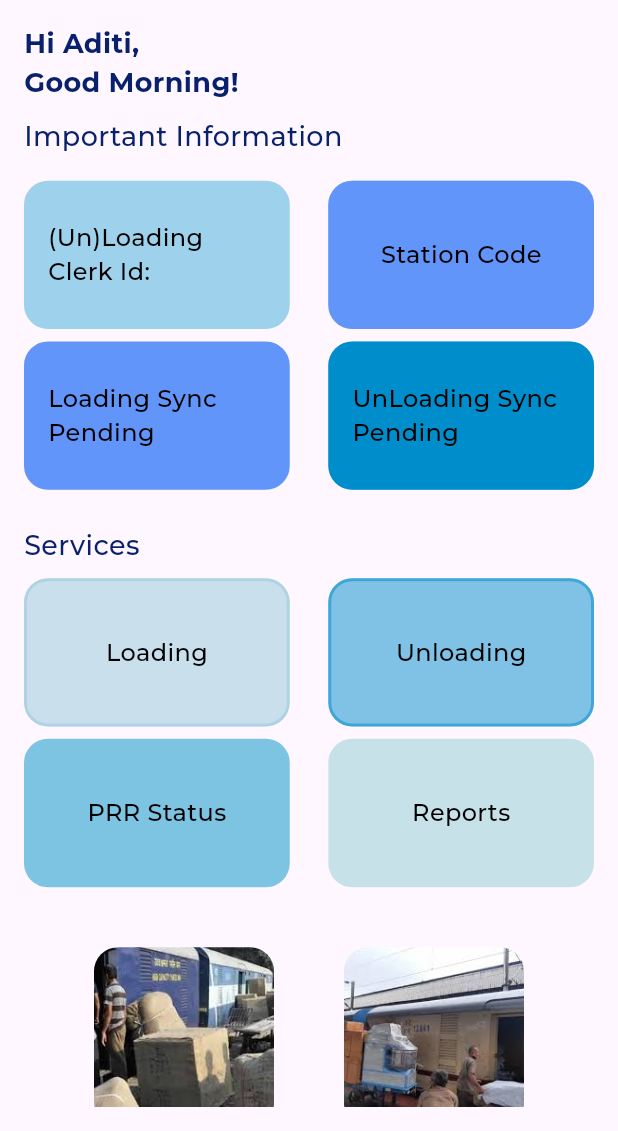
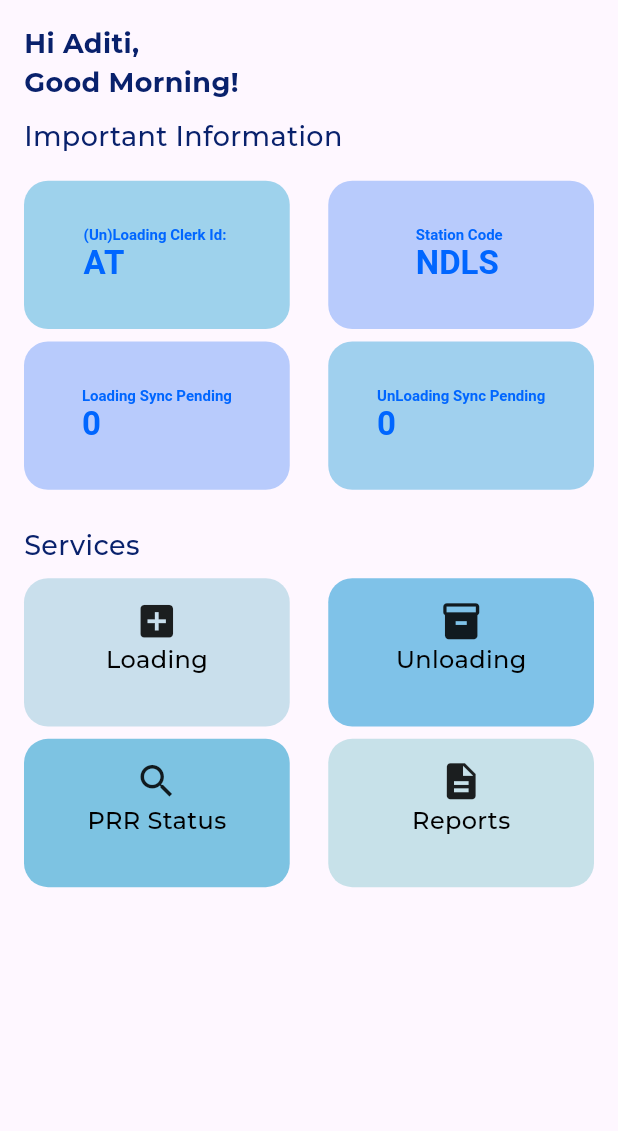
Before and after one commit to Kumarianushka79701/pmsLoading_Unloading, a Flutter app: the HomeScreen screen opened by its route, on a phone screen of 412 x 824 dp, the part 105-1236 px from its top. Run offline on Flutter 3.47's test engine with Material 3 defaults, Android fonts, the phone set to English and light mode, and no system bars; our stand-ins replace google_fonts, shared_preferences, sqflite; missing offline and left inert: mobile_scanner; accounts and stored records are empty.

Commit message:
home page new changes

```diff
--- a/lib/modules/home/views/home.dart
+++ b/lib/modules/home/views/home.dart
@@ -76,33 +76,66 @@ class _HomeScreenState extends State<HomeScreen> {
                     height: size.height * 0.12,
                     width: size.width * 0.43,
                     decoration: BoxDecoration(
-                        border: Border.all(
-                            color: ParcelColors.babyBlueEyes, width: 2),
+                        // border: Border.all(
+                        //     color: ParcelColors.babyBlueEyes, width: 2),
                         color: ParcelColors.babyBlueEyes,
                         borderRadius:
                             const BorderRadius.all(Radius.circular(16))),
-                    child: const Align(
+                    child: Align(
                         alignment: Alignment.center,
-                        child: TextWidget(label: "(Un)\Loading Clerk Id:")),
+                        child: RichText(
+                          text: const TextSpan(
+                            text: '(Un)\Loading Clerk Id: ',
+                            style: TextStyle(
+                                fontSize: 10.0,
+                                fontWeight: FontWeight.w600,
+                                color: ParcelColors.brandeisblue),
+                            children: [
+                              TextSpan(
+                                text: '\nAT ',
+                                style: TextStyle(
+                                    fontSize: 22,
+                                    fontWeight: FontWeight.w700,
+                                    color: ParcelColors.brandeisblue),
+                              ),
+                            ],
+                          ),
+                        )),
                   ),
                   Container(
                       padding: const EdgeInsets.all(14),
                       height: size.height * 0.12,
                       width: size.width * 0.43,
                       decoration: BoxDecoration(
-                        border: Border.all(
-                            color:
-                                ParcelColors.cornFlowerblue.withOpacity(0.45),
-                            width: 2),
-                        color: ParcelColors.cornFlowerblue,
+                          // border: Border.all(
+                          //     color:
+                          //         ParcelColors.cornFlowerblue.withOpacity(0.45),
+                          //     width: 1),
+                          color: ParcelColors.cornFlowerblue.withOpacity(0.45),
                           borderRadius:
                               const BorderRadius.all(Radius.circular(16))),
-                    child: const Align(
+                      child: Align(
                         alignment: Alignment.center,
-                        child: TextWidget(
-                          label: "Station Code",
+                        child: RichText(
+                          text: const TextSpan(
+                            text: 'Station Code ',
+                            style: TextStyle(
+                                fontSize: 10.0,
+                                fontWeight: FontWeight.w600,
+                                color: ParcelColors.brandeisblue),
+                            children: [
+                              TextSpan(
+                                text: '\nNDLS',
+                                style: TextStyle(
+                                  fontSize: 22,
+                                  fontWeight: FontWeight.w700,
+                                  color: ParcelColors.brandeisblue,
+                                ),
+                              ),
+                            ],
+                          ),
+                        ),
                       )),
-                  )
                 ],
               ),
               SizedBox(
@@ -116,32 +149,65 @@ class _HomeScreenState extends State<HomeScreen> {
                     height: size.height * 0.12,
                     width: size.width * 0.43,
                     decoration: BoxDecoration(
-                        border: Border.all(
-                            color: ParcelColors.paleCornflowerBlue, width: 2),
-                        color: ParcelColors.paleCornflowerBlue,
+                        // border: Border.all(
+                        //     color: ParcelColors.paleCornflowerBlue, width: 1),
+                        color:
+                            ParcelColors.paleCornflowerBlue.withOpacity(0.45),
                         borderRadius:
                             const BorderRadius.all(Radius.circular(16))),
-                    child: const Align(
+                    child: Align(
                       alignment: Alignment.center,
-                        child: TextWidget(
-                          label: "Loading Sync Pending",
-                        )),
+                      child: RichText(
+                        text: const TextSpan(
+                          text: 'Loading Sync Pending',
+                          style: TextStyle(
+                              fontSize: 10.0,
+                              fontWeight: FontWeight.w600,
+                              color: ParcelColors.brandeisblue),
+                          children: [
+                            TextSpan(
+                              text: '\n0',
+                              style: TextStyle(
+                                fontSize: 22,
+                                fontWeight: FontWeight.w700,
+                                color: ParcelColors.brandeisblue,
+                              ),
+                            ),
+                          ],
+                        ),
+                      ),
+                    ),
                   ),
                   Container(
                     padding: const EdgeInsets.all(14),
                     height: size.height * 0.12,
                     width: size.width * 0.43,
                     decoration: BoxDecoration(
-                        border: Border.all(
-                            color:
-                                ParcelColors.richElectricBlue.withOpacity(0.3),
-                            width: 2),
-                        color: ParcelColors.richElectricBlue,
+                        color: ParcelColors.richElectricBlue.withOpacity(0.37),
                         borderRadius:
                             const BorderRadius.all(Radius.circular(16))),
-                    child: const Align(
+                    child: Align(
                       alignment: Alignment.center,
-                        child: TextWidget(label: "UnLoading Sync Pending")),
+                      child: RichText(
+                        text: const TextSpan(
+                          text: 'UnLoading Sync Pending',
+                          style: TextStyle(
+                              fontSize: 10.0,
+                              fontWeight: FontWeight.w600,
+                              color: ParcelColors.brandeisblue),
+                          children: [
+                            TextSpan(
+                              text: '\n0',
+                              style: TextStyle(
+                                fontSize: 22,
+                                fontWeight: FontWeight.w700,
+                                color: ParcelColors.brandeisblue,
+                              ),
+                            ),
+                          ],
+                        ),
+                      ),
+                    ),
                   ),
                 ],
               ),
@@ -161,39 +227,59 @@ class _HomeScreenState extends State<HomeScreen> {
               Row(
                 mainAxisAlignment: MainAxisAlignment.spaceBetween,
                 children: [
-                  Container(
+                  InkWell(
+                    onTap: () {
+                       Navigator.push(
+                    context,
+                    MaterialPageRoute(
+                        builder: (context) => const LoadigScreen()),
+                  );
+                    },
+                    child: Container(
                       padding: const EdgeInsets.all(14),
                       height: size.height * 0.12,
                       width: size.width * 0.43,
                       decoration: BoxDecoration(
-                        border: Border.all(
-                            color: ParcelColors.paleCerulean.withOpacity(0.5),
-                            width: 2),
                           color: ParcelColors.paleCerulean.withOpacity(0.5),
                           borderRadius:
                               const BorderRadius.all(Radius.circular(16))),
                       child: const Align(
                           alignment: Alignment.center,
-                        child: TextWidget(label: "Loading")),
+                          child: Column(
+                            children: [
+                              Icon(
+                                Icons.add_box,
+                                size: 29,
+                              ),
+                              TextWidget(label: "Loading"),
+                            ],
+                          )),
+                    ),
                   ),
                   Container(
                     padding: const EdgeInsets.all(14),
                     height: size.height * 0.12,
                     width: size.width * 0.43,
                     decoration: BoxDecoration(
-                      border: Border.all(
-                        color: ParcelColors.richElectricBlue
-                            .withOpacity(0.5),
-                        width: 2,
-                      ),
-                      color: ParcelColors.richElectricBlue
-                          .withOpacity(0.5),
+                      // border: Border.all(
+                      //   color: ParcelColors.richElectricBlue.withOpacity(0.5),
+                      //   width: 2,
+                      // ),
+                      color: ParcelColors.richElectricBlue.withOpacity(0.50),
                       borderRadius: const BorderRadius.all(Radius.circular(16)),
                     ),
                     child: const Align(
                         alignment: Alignment.center,
-                        child: TextWidget(
+                        child: Column(
+                          children: [
+                            Icon(
+                              Icons.inventory,
+                              size: 29,
+                            ),
+                            TextWidget(
                               label: "Unloading",
+                            ),
+                          ],
                         )),
                   )
                 ],
@@ -204,34 +290,69 @@ class _HomeScreenState extends State<HomeScreen> {
               Row(
                 mainAxisAlignment: MainAxisAlignment.spaceBetween,
                 children: [
-                  Container(
+                  InkWell
+                  (
+                    onTap: () {
+                       Navigator.push(
+                    context,
+                    MaterialPageRoute(
+                      builder: (context) => const PRRStatusPage(),
+                    ),
+                  );
+                    },
+                    child: Container(
                       padding: const EdgeInsets.all(14),
                       height: size.height * 0.12,
                       width: size.width * 0.43,
                       decoration: BoxDecoration(
-                        border: Border.all(color: ParcelColors.areo, width: 1),
+                          // border: Border.all(color: ParcelColors.areo, width: 2),
                           color: ParcelColors.areo,
                           borderRadius:
                               const BorderRadius.all(Radius.circular(16))),
                       child: const Align(
                           alignment: Alignment.center,
-                        child: TextWidget(
+                          child: Column(
+                            children: [
+                              Icon(
+                                Icons.search,
+                                size: 29,
+                              ),
+                              TextWidget(
                                 label: "PRR Status",
+                              ),
+                            ],
                           )),
                     ),
-                  Container(
+                  ),
+                  InkWell(
+                    onTap: () {
+                        Navigator.push(
+                    context,
+                    MaterialPageRoute(builder: (context) => const ReportView()),
+                  );
+                    },
+                    child: Container(
                       padding: const EdgeInsets.all(14),
                       height: size.height * 0.12,
                       width: size.width * 0.43,
                       decoration: BoxDecoration(
-                        border: Border.all(
-                            color: ParcelColors.colambiaBlue, width: 2),
+                          // border: Border.all(
+                          //     color: ParcelColors.colambiaBlue, width: 2),
                           color: ParcelColors.colambiaBlue,
                           borderRadius:
                               const BorderRadius.all(Radius.circular(16))),
                       child: const Align(
                           alignment: Alignment.center,
-                        child: TextWidget(label: "Reports")),
+                          child: Column(
+                            children: [
+                              Icon(
+                                Icons.description,
+                                size: 29,
+                              ),
+                              TextWidget(label: "Reports"),
+                            ],
+                          )),
+                    ),
                   ),
                 ],
               ),
@@ -239,118 +360,10 @@ class _HomeScreenState extends State<HomeScreen> {
               // buildInfoText('Station Code: NDLS'),
               // buildInfoText('Loading Sync Pending: 0'),
               // buildInfoText('UnLoading Sync Pending: 0'),
-              const SizedBox(height: 40),
-              _buildImageRow(
-                context,
-                'Loading',
-                AppIcons.loading,
-                () {
-                  Navigator.push(
-                    context,
-                    MaterialPageRoute(
-                        builder: (context) => const LoadigScreen()),
-                  );
-                },
-                secondTitle: 'UnLoading',
-                secondIcon: AppIcons.unloading,
-                secondOnTap: () {
-                  Navigator.push(
-                    context,
-                    MaterialPageRoute(
-                      builder: (context) => const PRRStatusPage(),
-                    ),
-                  );
-                },
-              ),
-              const SizedBox(height: 24),
-              _buildImageRow(
-                context,
-                'Reports',
-                AppIcons.database,
-                () {
-                  Navigator.push(
-                    context,
-                    MaterialPageRoute(builder: (context) => const ReportView()),
-                  );
-                },
-                secondTitle: 'PRR Status',
-                secondIcon: AppIcons.prr,
-                secondOnTap: () {
-                  Navigator.push(
-                    context,
-                    MaterialPageRoute(
-                      builder: (context) => const PRRStatusPage(),
-                    ),
-                  );
-                },
-              ),
              ],
           ),
         ),
       ),
-    );
-  }
-
-  Widget buildInfoText(String text) {
-    return Text(
-      text,
-      style: const TextStyle(
-        fontSize: 18,
-        fontWeight: FontWeight.bold,
-        color: Colors.black,
-      ),
-    );
-  }
-
-  Widget _buildImageRow(
-    BuildContext context,
-    String title,
-    String icon,
-    VoidCallback onTap, {
-    String? secondTitle,
-    String? secondIcon,
-    VoidCallback? secondOnTap,
-  }) {
-    return Row(
-      mainAxisAlignment: MainAxisAlignment.spaceEvenly,
-      children: [
-        _buildImageColumn(context, title, icon, onTap),
-        if (secondTitle != null && secondIcon != null && secondOnTap != null)
-          _buildImageColumn(context, secondTitle, secondIcon, secondOnTap),
-      ],
-    );
-  }
-
-  Widget _buildImageColumn(
-    BuildContext context,
-    String title,
-    String icon,
-    VoidCallback onTap,
-  ) {
-    return Column(
-      children: [
-        GestureDetector(
-          onTap: onTap,
-          child: ClipRRect(
-            borderRadius: BorderRadius.circular(16.0),
-            child: Image.asset(
-              icon,
-              height: 120,
-              width: 120,
-              fit: BoxFit.cover,
-            ),
-          ),
-        ),
-        const SizedBox(height: 10),
-        Text(
-          title,
-          style: const TextStyle(
-            fontSize: 16,
-            fontWeight: FontWeight.bold,
-            color: Colors.black,
-          ),
-        ),
-      ],
     );
   }
 }
--- a/lib/utils/colors.dart
+++ b/lib/utils/colors.dart
@@ -19,7 +19,7 @@ class ParcelColors {
   static const trueBlue = Color(0xFF047BD7);
   static const babyBlueEyes = Color(0xFF9ED2EC);
   static const paleCerulean = Color(0xFF95C8D9);
- static const richElectricBlue = Color(0xFF008DCB);
+ static const richElectricBlue = Color(0xFF008DD2);
  static const paleCornflowerBlue = Color(0xFF6295F9);
  static const areo = Color(0xFF7DC3E2);
  static const colambiaBlue = Color(0xFFC7E1E9);
```
Lines whose indentation alone changed are shown as unchanged.
